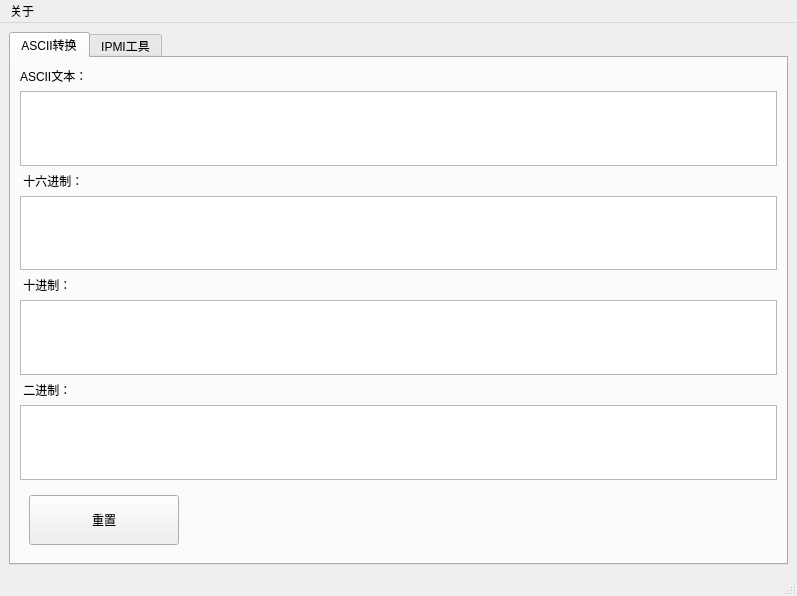
First picture: the form in mainwindow.ui, repository huanfenz/PerryBox, before the edit.
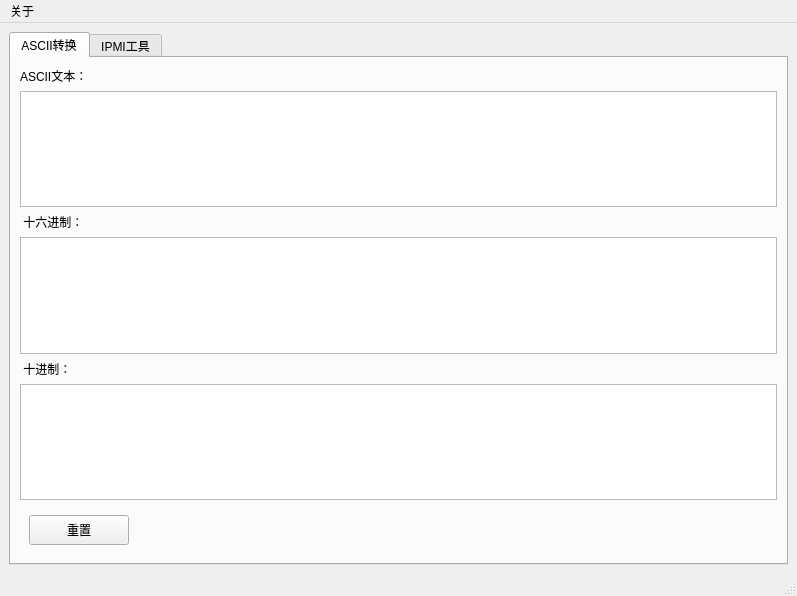
Second picture: the form after the edit.

Patch:
```diff
--- a/mainwindow.ui
+++ b/mainwindow.ui
@@ -70,20 +70,6 @@
           </property>
          </widget>
         </item>
-        <item>
-         <widget class="QLabel" name="label_4">
-          <property name="text">
-           <string> 二进制：</string>
-          </property>
-         </widget>
-        </item>
-        <item>
-         <widget class="QTextEdit" name="edit_bin">
-          <property name="acceptRichText">
-           <bool>false</bool>
-          </property>
-         </widget>
-        </item>
         <item>
          <widget class="QWidget" name="widget" native="true">
           <layout class="QHBoxLayout" name="horizontalLayout">
@@ -97,14 +83,14 @@
              </property>
              <property name="minimumSize">
               <size>
-               <width>150</width>
-               <height>50</height>
+               <width>100</width>
+               <height>30</height>
               </size>
              </property>
              <property name="maximumSize">
               <size>
-               <width>150</width>
-               <height>50</height>
+               <width>100</width>
+               <height>30</height>
               </size>
              </property>
              <property name="text">
```
